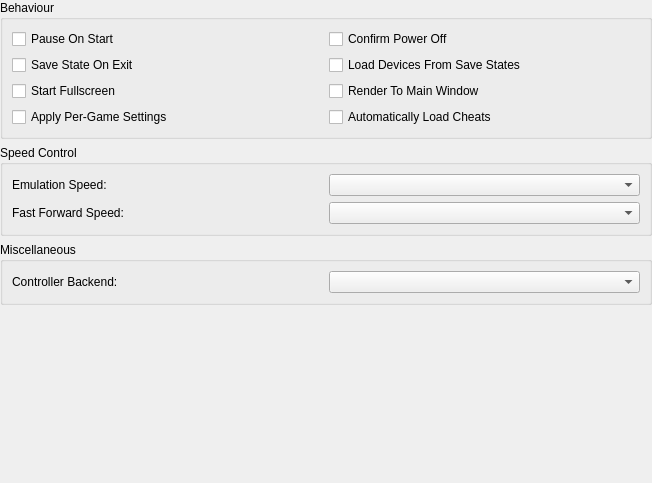
The window that src/duckstation-qt/generalsettingswidget.ui (kofxi3584karlayang/duckstation) describes before a commit, drawn with Qt 5.
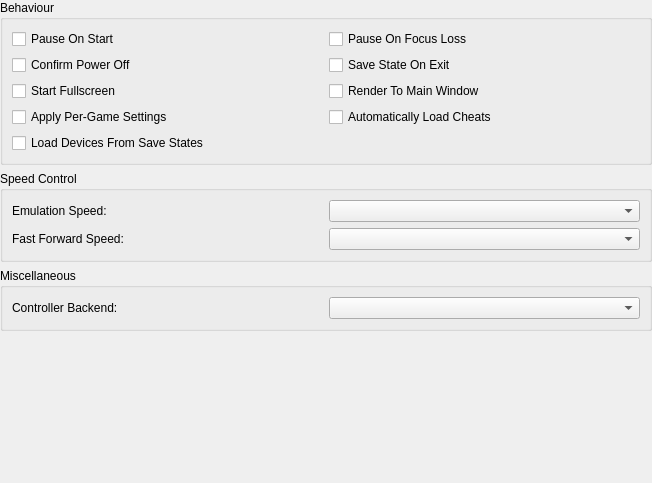
The same window after the commit.

Commit message: Qt: Add option to pause on application focus loss

```diff
--- a/src/duckstation-qt/generalsettingswidget.ui
+++ b/src/duckstation-qt/generalsettingswidget.ui
@@ -32,7 +32,7 @@
       <string>Behaviour</string>
      </property>
      <layout class="QGridLayout" name="formLayout_4">
-      <item row="0" column="1">
+      <item row="1" column="0">
        <widget class="QCheckBox" name="confirmPowerOff">
         <property name="text">
          <string>Confirm Power Off</string>
@@ -53,6 +53,13 @@
         </property>
        </widget>
       </item>
+      <item row="0" column="1">
+       <widget class="QCheckBox" name="pauseOnFocusLoss">
+        <property name="text">
+         <string>Pause On Focus Loss</string>
+        </property>
+       </widget>
+      </item>
       <item row="2" column="0">
        <widget class="QCheckBox" name="startFullscreen">
         <property name="text">
@@ -60,20 +67,13 @@
         </property>
        </widget>
       </item>
-      <item row="1" column="0">
+      <item row="1" column="1">
        <widget class="QCheckBox" name="saveStateOnExit">
         <property name="text">
          <string>Save State On Exit</string>
         </property>
        </widget>
       </item>
-      <item row="1" column="1">
-       <widget class="QCheckBox" name="loadDevicesFromSaveStates">
-        <property name="text">
-         <string>Load Devices From Save States</string>
-        </property>
-       </widget>
-      </item>
       <item row="3" column="0">
        <widget class="QCheckBox" name="applyGameSettings">
         <property name="text">
@@ -88,6 +88,13 @@
         </property>
        </widget>
       </item>
+      <item row="4" column="0">
+       <widget class="QCheckBox" name="loadDevicesFromSaveStates">
+        <property name="text">
+         <string>Load Devices From Save States</string>
+        </property>
+       </widget>
+      </item>
      </layout>
     </widget>
    </item>
```
The commit also changes 6 other files.
